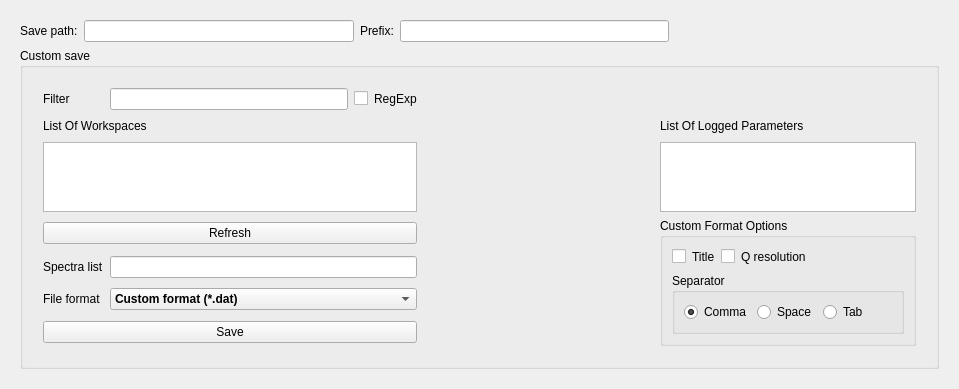
Before: the Qt Designer form MantidQt/CustomInterfaces/inc/MantidQtCustomInterfaces/Reflectometry/ReflSaveTabWidget.ui in mantidproject/mantid, drawn with Qt 5.
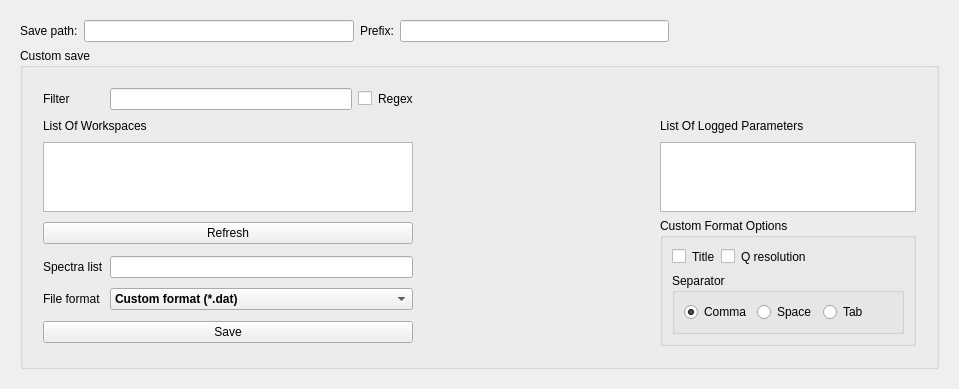
After: the same form once the commit is applied.

The edit to the form file:
```diff
--- a/MantidQt/CustomInterfaces/inc/MantidQtCustomInterfaces/Reflectometry/ReflSaveTabWidget.ui
+++ b/MantidQt/CustomInterfaces/inc/MantidQtCustomInterfaces/Reflectometry/ReflSaveTabWidget.ui
@@ -79,7 +79,7 @@
             <item row="0" column="3">
               <widget class="QLabel" name="regExpLabel">
                 <property name="text">
-                  <string>RegExp</string>
+                  <string>Regex</string>
                 </property>
               </widget>
             </item>
```
Left out of the diff: 4 changed lines with no effect on the pictures.
